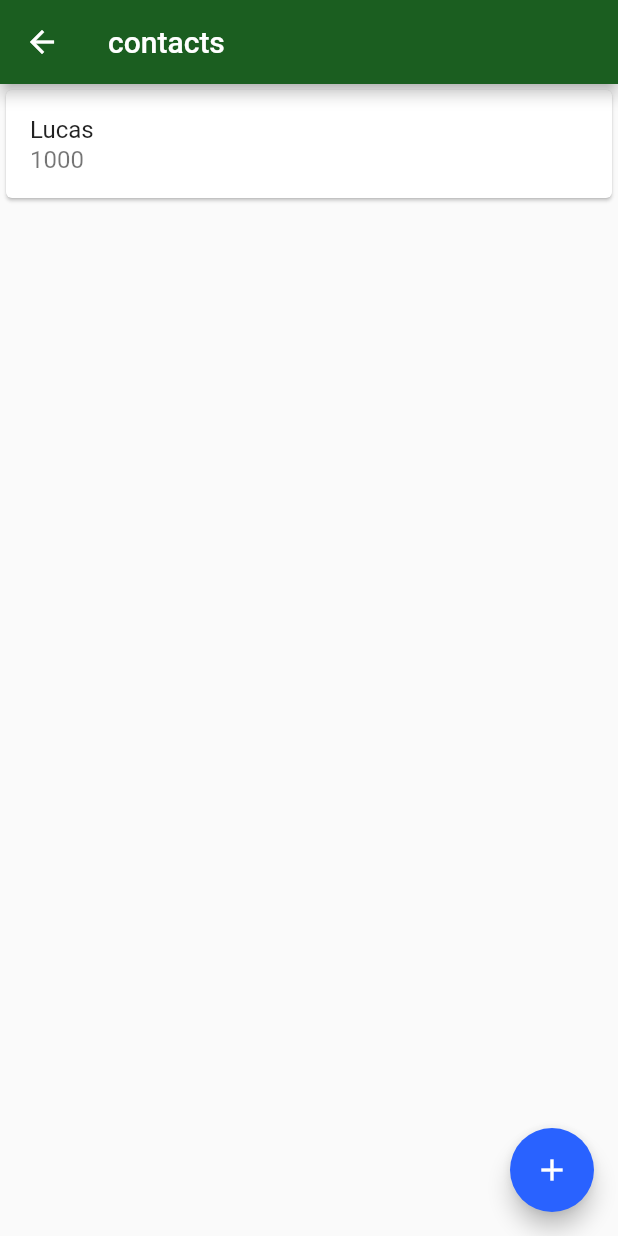
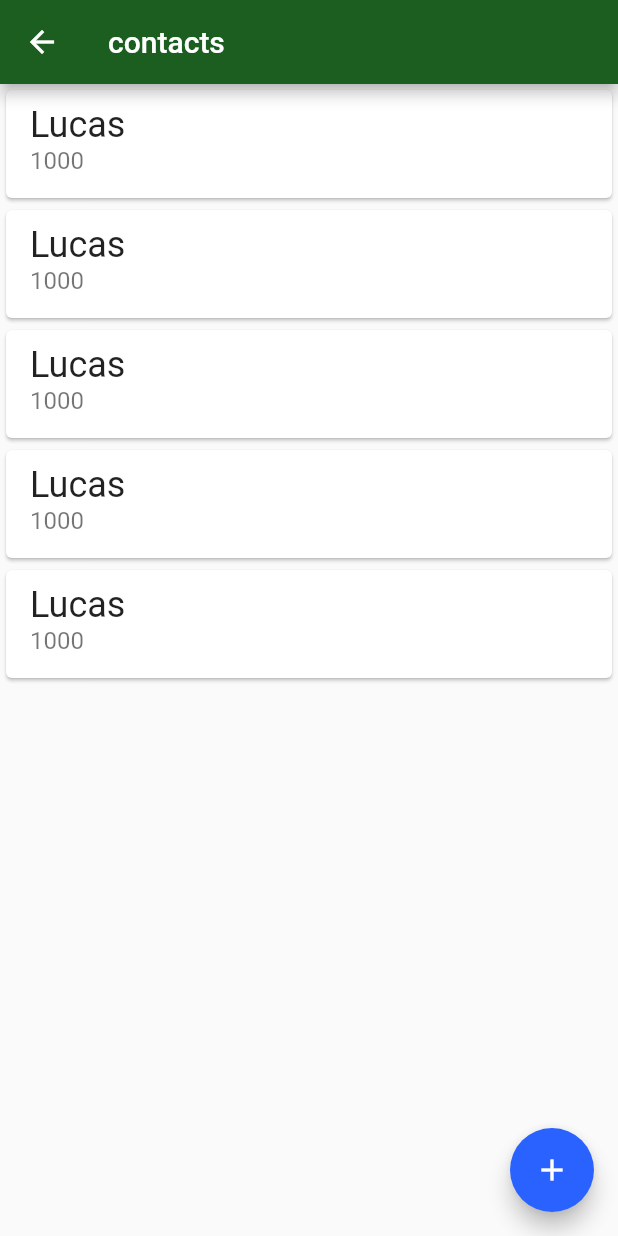
Before and after one commit to lucasalbertonisantos/persistence-with-flutter, a Flutter app: the screen it shows after launch, after a tap on "Contacts", on a phone screen of 412 x 824 dp. Run offline on Flutter 3.47's test engine with Material 2 defaults, Android fonts, the phone set to English and light mode, and no system bars; our stand-ins replace sqflite; missing offline and left inert: dart:ffi; accounts and stored records are empty.

Commit message:
Deixando o card da lista de contatos dinâmico. Signed-off-by: Lucas Albertoni Santos <lucas.albertoni.santos@gmail.com>

```diff
--- a/bytebank/lib/main.dart
+++ b/bytebank/lib/main.dart
@@ -1,15 +1,7 @@
-import 'package:bytebank/database/app_database.dart';
-import 'package:bytebank/models/contact.dart';
 import 'package:bytebank/screens/dashboard.dart';
 import 'package:flutter/material.dart';
 
-
-void main() {
-  runApp(MyApp());
-  save(Contact(0, 'lucas', 1000)).then((id){
-    findAll().then((contacts)=>debugPrint(contacts.toString()));
-  });
-}
+void main() => runApp(MyApp());
 
 class MyApp extends StatelessWidget {
   // This widget is the root of your application.
--- a/bytebank/lib/screens/contacts_list.dart
+++ b/bytebank/lib/screens/contacts_list.dart
@@ -1,27 +1,29 @@
 import 'dart:ffi';
 
+import 'package:bytebank/models/contact.dart';
 import 'package:bytebank/screens/contact_form.dart';
 import 'package:flutter/material.dart';
 
 class ContactsList extends StatelessWidget {
+  final List<Contact> contacts = List();
+
   @override
   Widget build(BuildContext context) {
+    contacts.add(Contact(0,'Lucas',1000));
+    contacts.add(Contact(0,'Lucas',1000));
+    contacts.add(Contact(0,'Lucas',1000));
+    contacts.add(Contact(0,'Lucas',1000));
+    contacts.add(Contact(0,'Lucas',1000));
     return Scaffold(
       appBar: AppBar(
         title: Text('contacts'),
       ),
-      body: ListView(
-        children: <Widget>[
-          Card(
-            child: ListTile(
-              title: Text('Lucas'),
-              subtitle: Text(
-                '1000',
-                style: TextStyle(fontSize: 16.0),
-              ),
-            ),
-          )
-        ],
+      body: ListView.builder(
+        itemBuilder: (context, index) {
+          final contact = contacts[index];
+          return _ContactItem(contact);
+        },
+        itemCount: contacts.length,
       ),
       floatingActionButton: FloatingActionButton(
         onPressed: () {
@@ -44,3 +46,27 @@ class ContactsList extends StatelessWidget {
     );
   }
 }
+
+class _ContactItem extends StatelessWidget {
+  final Contact contact;
+
+  _ContactItem(this.contact);
+
+  @override
+  Widget build(BuildContext context) {
+    return Card(
+      child: ListTile(
+        title: Text(
+          contact.name,
+          style: TextStyle(
+            fontSize: 24,
+          ),
+        ),
+        subtitle: Text(
+          contact.accountNumber.toString(),
+          style: TextStyle(fontSize: 16.0),
+        ),
+      ),
+    );
+  }
+}
```
